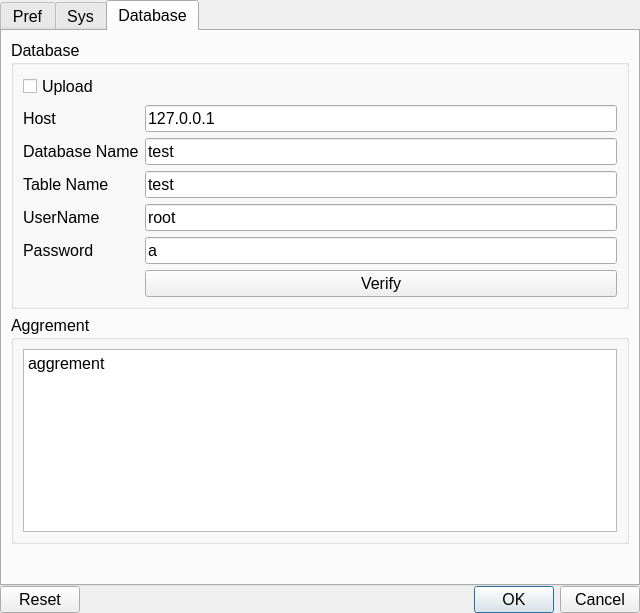
Old version of the form source/wnd/ui/syspref.ui in the repository ww4u/megarobostudio.
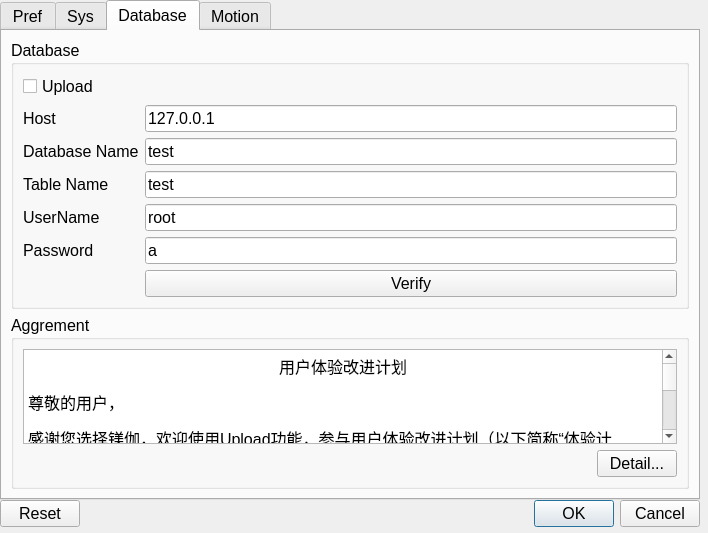
New version of the form. The open tabs and pages were chosen to show the change. Icons and pictures are not drawn.

Diff of the .ui file:
```diff
--- a/source/wnd/ui/syspref.ui
+++ b/source/wnd/ui/syspref.ui
@@ -6,17 +6,30 @@
    <rect>
     <x>0</x>
     <y>0</y>
-    <width>640</width>
-    <height>510</height>
+    <width>708</width>
+    <height>533</height>
    </rect>
   </property>
+  <property name="sizePolicy">
+   <sizepolicy hsizetype="Fixed" vsizetype="Fixed">
+    <horstretch>0</horstretch>
+    <verstretch>0</verstretch>
+   </sizepolicy>
+  </property>
   <property name="font">
    <font>
     <pointsize>12</pointsize>
    </font>
   </property>
   <property name="windowTitle">
-   <string>属性</string>
+   <string>Preference</string>
+  </property>
+  <property name="windowIcon">
+   <iconset resource="../res/res.qrc">
+    <normaloff>:/res/image/icon/205.png</normaloff>:/res/image/icon/205.png</iconset>
+  </property>
+  <property name="sizeGripEnabled">
+   <bool>false</bool>
   </property>
   <layout class="QVBoxLayout" name="verticalLayout">
    <property name="spacing">
@@ -36,6 +49,18 @@
    </property>
    <item>
     <widget class="QTabWidget" name="tabWidget">
+     <property name="sizePolicy">
+      <sizepolicy hsizetype="Fixed" vsizetype="Fixed">
+       <horstretch>0</horstretch>
+       <verstretch>0</verstretch>
+      </sizepolicy>
+     </property>
+     <property name="maximumSize">
+      <size>
+       <width>700</width>
+       <height>500</height>
+      </size>
+     </property>
      <property name="tabPosition">
       <enum>QTabWidget::North</enum>
      </property>
@@ -604,18 +629,70 @@
            </property>
            <layout class="QVBoxLayout" name="verticalLayout_4">
             <item>
-             <widget class="QPlainTextEdit" name="plainTextEdit">
-              <property name="readOnly">
+             <widget class="QTextBrowser" name="textBrowser">
+              <property name="enabled">
                <bool>true</bool>
               </property>
-              <property name="plainText">
-               <string>aggrement</string>
+              <property name="autoFormatting">
+               <set>QTextEdit::AutoNone</set>
               </property>
-              <property name="backgroundVisible">
+              <property name="lineWrapMode">
+               <enum>QTextEdit::WidgetWidth</enum>
+              </property>
+              <property name="html">
+               <string>&lt;!DOCTYPE HTML PUBLIC &quot;-//W3C//DTD HTML 4.0//EN&quot; &quot;http://www.w3.org/TR/REC-html40/strict.dtd&quot;&gt;
+&lt;html&gt;&lt;head&gt;&lt;meta name=&quot;qrichtext&quot; content=&quot;1&quot; /&gt;&lt;style type=&quot;text/css&quot;&gt;
+p, li { white-space: pre-wrap; }
+&lt;/style&gt;&lt;/head&gt;&lt;body style=&quot; font-family:'SimSun'; font-size:12pt; font-weight:400; font-style:normal;&quot;&gt;
+&lt;p align=&quot;center&quot; style=&quot; margin-top:12px; margin-bottom:12px; margin-left:0px; margin-right:0px; -qt-block-indent:0; text-indent:0px;&quot;&gt;&lt;a name=&quot;OLE_LINK2&quot;&gt;&lt;/a&gt;&lt;span style=&quot; font-family:'宋体';&quot;&gt;用&lt;/span&gt;&lt;span style=&quot; font-family:'宋体';&quot;&gt;户体验改进计划&lt;/span&gt;&lt;/p&gt;
+&lt;p style=&quot; margin-top:12px; margin-bottom:12px; margin-left:0px; margin-right:0px; -qt-block-indent:0; text-indent:0px;&quot;&gt;&lt;span style=&quot; font-family:'宋体';&quot;&gt;尊敬的用户，&lt;/span&gt;&lt;/p&gt;
+&lt;p style=&quot; margin-top:12px; margin-bottom:12px; margin-left:0px; margin-right:0px; -qt-block-indent:0; text-indent:0px;&quot;&gt;&lt;span style=&quot; font-family:'宋体';&quot;&gt;感谢您选择镁伽，欢迎使用Upload功能，参与用户体验改进计划（以下简称“体验计划”）。&lt;/span&gt;&lt;/p&gt;
+&lt;p style=&quot; margin-top:12px; margin-bottom:12px; margin-left:0px; margin-right:0px; -qt-block-indent:0; text-indent:0px;&quot;&gt;&lt;span style=&quot; font-family:'宋体';&quot;&gt;为了提升用户体验，帮助镁伽持续不断的改进我们的产品和服务，现诚挚的邀请您参与镁伽的体验计划。请您注意，参加此体验计划是完全出于您的自愿。如果您选择参与，请仔细阅读本“隐私声明”，参与体验计划即表示您接受本隐私声明，并同意从您的设备获取以下数据，以供镁伽进行数据分析、帮助镁伽提供更好的服务：&lt;/span&gt;&lt;/p&gt;
+&lt;p style=&quot; margin-top:12px; margin-bottom:12px; margin-left:0px; margin-right:0px; -qt-block-indent:0; text-indent:0px;&quot;&gt;&lt;span style=&quot; font-family:'宋体';&quot;&gt;（1）您使用的MRQ/MRX/MRV/MRH等由镁伽提供的产品中、通过输入/输出接口传输的数据，例如：电机状态数据、角度传感器状态数据等；&lt;/span&gt;&lt;/p&gt;
+&lt;p style=&quot; margin-top:12px; margin-bottom:12px; margin-left:0px; margin-right:0px; -qt-block-indent:0; text-indent:0px;&quot;&gt;&lt;span style=&quot; font-family:'宋体';&quot;&gt;（2）您的电机数据经过处理后再传输给镁伽，镁伽将对收集到的数据进行分析处理，以改进镁伽的产品、服务以及用户体验。&lt;/span&gt;&lt;/p&gt;
+&lt;p style=&quot; margin-top:12px; margin-bottom:12px; margin-left:0px; margin-right:0px; -qt-block-indent:0; text-indent:0px;&quot;&gt;&lt;span style=&quot; font-family:'宋体';&quot;&gt;（3）若要开始或停止参与本计划，只需要选择/取消“Upload”功能来启用/禁用对您的数据收集和传输。&lt;/span&gt;&lt;/p&gt;
+&lt;p style=&quot; margin-top:12px; margin-bottom:12px; margin-left:0px; margin-right:0px; -qt-block-indent:0; text-indent:0px;&quot;&gt;&lt;span style=&quot; font-family:'宋体';&quot;&gt;（4）从您的设备中收集的数据将存储在安全的“镁伽云”环境中，数据的传输和使用遵守所有关于隐私和数据保护的法律和法规。&lt;/span&gt;&lt;/p&gt;
+&lt;p style=&quot; margin-top:12px; margin-bottom:12px; margin-left:0px; margin-right:0px; -qt-block-indent:0; text-indent:0px;&quot;&gt;&lt;span style=&quot; font-family:'宋体';&quot;&gt;（5）当镁伽的数据分析完成后，为了本计划的目的而从您的设备中收集到的所有数据都将被删除。&lt;/span&gt;&lt;/p&gt;
+&lt;p style=&quot; margin-top:12px; margin-bottom:12px; margin-left:0px; margin-right:0px; -qt-block-indent:0; text-indent:0px;&quot;&gt;&lt;span style=&quot; font-family:'宋体';&quot;&gt;（6）根据您的需要，您可以和镁伽联系，镁伽可以提供给您上述我们获取的所有您使用的设备的数据，以帮助您提高设备使用体验。&lt;/span&gt;&lt;/p&gt;
+&lt;p style=&quot; margin-top:12px; margin-bottom:12px; margin-left:0px; margin-right:0px; -qt-block-indent:0; text-indent:0px;&quot;&gt;&lt;span style=&quot; font-family:'宋体';&quot;&gt;（7）对于从您的设备收集的所有信息，镁伽将严格保密。&lt;/span&gt;&lt;/p&gt;
+&lt;p style=&quot; margin-top:12px; margin-bottom:12px; margin-left:0px; margin-right:0px; -qt-block-indent:0; text-indent:0px;&quot;&gt;&lt;span style=&quot; font-family:'宋体';&quot;&gt;    镁伽重视数据的安全。我们采取业内标准的数据保密做法来保护您的数据，防止数据遭到未经授权的访问、纰漏、使用、修改、损坏或丢失。&lt;/span&gt;&lt;/p&gt;
+&lt;p style=&quot; margin-top:12px; margin-bottom:12px; margin-left:0px; margin-right:0px; -qt-block-indent:0; text-indent:0px;&quot;&gt;&lt;span style=&quot; font-family:'宋体';&quot;&gt;（8）联系方式&lt;/span&gt;&lt;/p&gt;
+&lt;p style=&quot; margin-top:12px; margin-bottom:12px; margin-left:0px; margin-right:0px; -qt-block-indent:0; text-indent:0px;&quot;&gt;&lt;span style=&quot; font-family:'宋体';&quot;&gt;您如果有任何疑问、需求、意见或建议，请发送电子邮件给：&lt;/span&gt;&lt;a href=&quot;mailto:officialmail@megarobo.tech&quot;&gt;&lt;span style=&quot; font-family:'宋体'; text-decoration: underline; color:#0563c1;&quot;&gt;officialmail@megarobo.tech&lt;/span&gt;&lt;/a&gt;&lt;span style=&quot; font-family:'宋体';&quot;&gt;与我们联系，或访问我们的网站&lt;/span&gt;&lt;a href=&quot;http://www.megarobo.cc&quot;&gt;&lt;span style=&quot; font-family:'宋体'; text-decoration: underline; color:#0563c1;&quot;&gt;www.megarobo.cc&lt;/span&gt;&lt;/a&gt;&lt;span style=&quot; font-family:'宋体';&quot;&gt;。&lt;/span&gt;&lt;/p&gt;
+&lt;p style=&quot; margin-top:12px; margin-bottom:12px; margin-left:0px; margin-right:0px; -qt-block-indent:0; text-indent:0px;&quot;&gt;&lt;span style=&quot; font-family:'宋体';&quot;&gt; &lt;/span&gt;&lt;/p&gt;
+&lt;p style=&quot; margin-top:12px; margin-bottom:12px; margin-left:0px; margin-right:0px; -qt-block-indent:0; text-indent:0px;&quot;&gt;&lt;span style=&quot; font-family:'宋体';&quot;&gt;版权所有©北京镁伽机器人科技有限公司2018，保留一切权利。&lt;/span&gt;&lt;/p&gt;&lt;/body&gt;&lt;/html&gt;</string>
+              </property>
+              <property name="acceptRichText">
+               <bool>true</bool>
+              </property>
+              <property name="openLinks">
                <bool>false</bool>
               </property>
              </widget>
             </item>
+            <item>
+             <layout class="QHBoxLayout" name="horizontalLayout">
+              <item>
+               <spacer name="horizontalSpacer_4">
+                <property name="orientation">
+                 <enum>Qt::Horizontal</enum>
+                </property>
+                <property name="sizeHint" stdset="0">
+                 <size>
+                  <width>40</width>
+                  <height>20</height>
+                 </size>
+                </property>
+               </spacer>
+              </item>
+              <item>
+               <widget class="QPushButton" name="btnDetail">
+                <property name="text">
+                 <string>Detail...</string>
+                </property>
+               </widget>
+              </item>
+             </layout>
+            </item>
            </layout>
           </widget>
          </item>
@@ -636,15 +713,76 @@
        </item>
       </layout>
      </widget>
+     <widget class="QWidget" name="tab_3">
+      <attribute name="title">
+       <string>Motion</string>
+      </attribute>
+      <layout class="QVBoxLayout" name="verticalLayout_9">
+       <item>
+        <widget class="QGroupBox" name="groupBox_8">
+         <property name="title">
+          <string>GroupBox</string>
+         </property>
+         <layout class="QFormLayout" name="formLayout_4">
+          <item row="0" column="0">
+           <widget class="QLabel" name="label_24">
+            <property name="text">
+             <string>Resolution(mm)</string>
+            </property>
+           </widget>
+          </item>
+          <item row="0" column="1">
+           <widget class="QSpinBox" name="spinBox">
+            <property name="minimum">
+             <number>1</number>
+            </property>
+            <property name="maximum">
+             <number>20</number>
+            </property>
+            <property name="value">
+             <number>5</number>
+            </property>
+           </widget>
+          </item>
+         </layout>
+        </widget>
+       </item>
+      </layout>
+     </widget>
     </widget>
    </item>
    <item>
     <widget class="QDialogButtonBox" name="buttonBox">
+     <property name="sizePolicy">
+      <sizepolicy hsizetype="Expanding" vsizetype="Fixed">
+       <horstretch>0</horstretch>
+       <verstretch>0</verstretch>
+      </sizepolicy>
+     </property>
+     <property name="maximumSize">
+      <size>
+       <width>700</width>
+       <height>16777215</height>
+      </size>
+     </property>
      <property name="standardButtons">
       <set>QDialogButtonBox::Cancel|QDialogButtonBox::Ok|QDialogButtonBox::Reset</set>
      </property>
     </widget>
    </item>
+   <item>
+    <spacer name="verticalSpacer_2">
+     <property name="orientation">
+      <enum>Qt::Vertical</enum>
+     </property>
+     <property name="sizeHint" stdset="0">
+      <size>
+       <width>20</width>
+       <height>1</height>
+      </size>
+     </property>
+    </spacer>
+   </item>
   </layout>
  </widget>
  <resources/>
```
Left out of the diff: 220 changed lines with no effect on the pictures.
